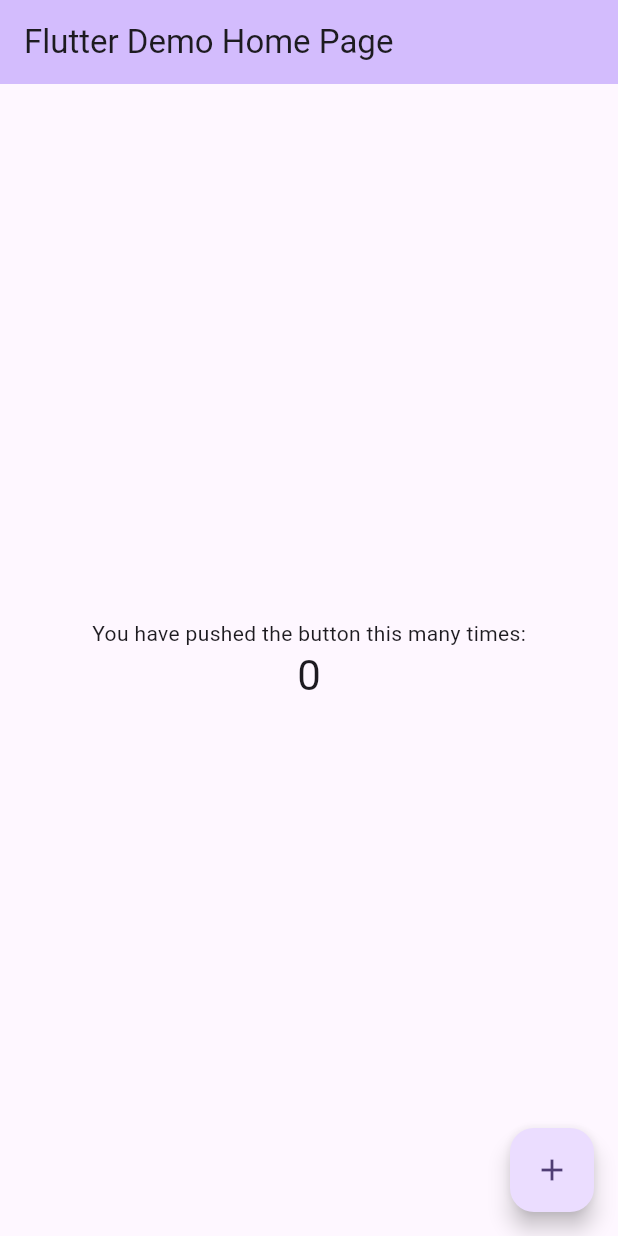
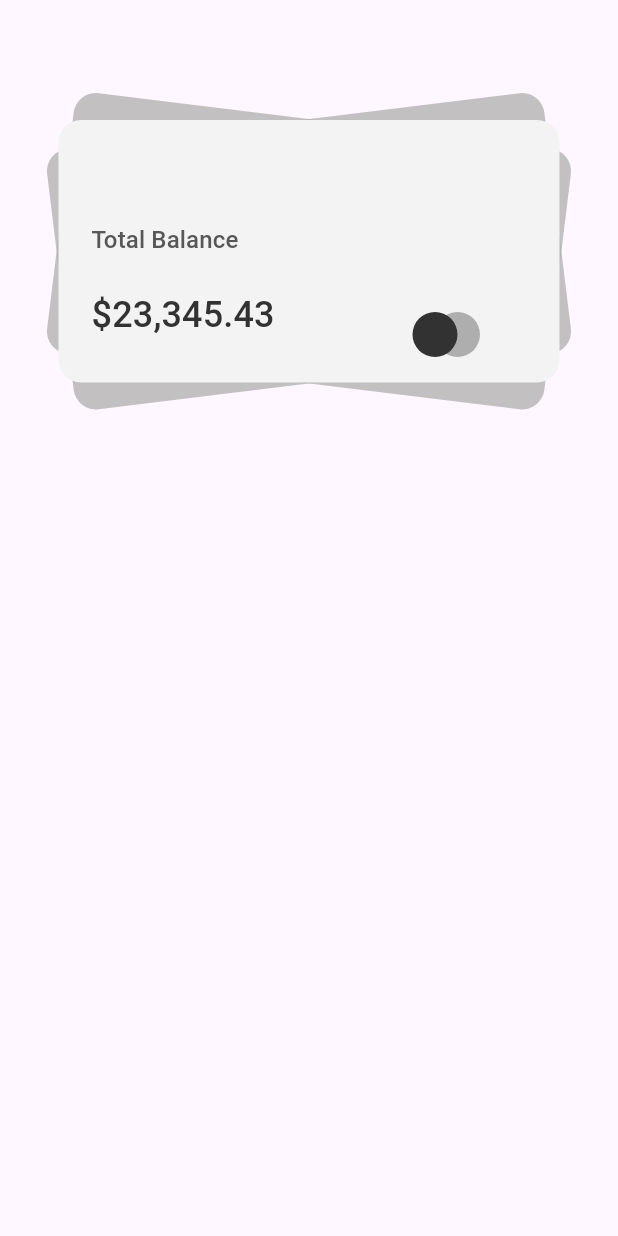
Before and after one commit to Deepak-10439/Expense-Tracker-Flutter-app, a Flutter app: the screen it shows after launch, on a phone screen of 412 x 824 dp. Run offline on Flutter 3.47's test engine with Material 3 defaults, Android fonts, the phone set to English and light mode, and no system bars.

Commit message:
Completed Card Frame layout

```diff
--- /dev/null
+++ b/lib/CardDetails.dart
@@ -0,0 +1,130 @@
+import 'package:flutter/material.dart';
+
+class CardFrame extends StatelessWidget {
+  final Color backgroundColor;
+  final double rotationZ;
+  final double width;
+  final double height;
+
+  const CardFrame({
+    Key? key,
+    required this.backgroundColor,
+    required this.rotationZ,
+    required this.width,
+    required this.height,
+  }) : super(key: key);
+
+  @override
+  Widget build(BuildContext context) {
+    return Transform.rotate(
+      angle: rotationZ * 3.14159 / 180, // Convert degrees to radians
+      child: Container(
+        width: width,
+        height: height,
+        decoration: BoxDecoration(
+          color: backgroundColor,
+          borderRadius: BorderRadius.circular(15),
+        ),
+        child: Stack(
+          children: [
+            const Positioned(
+              left: 22,
+              top: 20,
+              child: Text(
+                'Total Balance',
+                style: TextStyle(
+                  color: Color(0xFF575757),
+                  fontSize: 16,
+                  fontWeight: FontWeight.w500,
+                  letterSpacing: 0.1,
+                  height: 7.5,
+                ),
+              ),
+            ),
+            const Positioned(
+              left: 22,
+              top: 132,
+              child: Text(
+                '**** **** **** 1234',
+                style: TextStyle(
+                  color: Color(0xFF575757),
+                  fontSize: 16,
+                  fontWeight: FontWeight.w500,
+                  letterSpacing: 0.1,
+                  height: 7.5,
+                ),
+              ),
+            ),
+            const Positioned(
+              left: 22,
+              top: 50,
+              child: Text(
+                '\$23,345.43',
+                style: TextStyle(
+                  color: Color(0xFF323232),
+                  fontSize: 24,
+                  fontWeight: FontWeight.w500,
+                  letterSpacing: 0.1,
+                  height: 6.67,
+                ),
+              ),
+            ),
+            Positioned(
+              right: 53,
+              bottom: 17,
+              child: SizedBox(
+                width: 45,
+                height: 30,
+                child: Stack(
+                  children: [
+                    Positioned(
+                      right: 0,
+                      child: Container(
+                        width: 30,
+                        height: 30,
+                        decoration: BoxDecoration(
+                          shape: BoxShape.circle,
+                          color: Color(0xFF575757).withOpacity(0.44),
+                        ),
+                      ),
+                    ),
+                    Positioned(
+                      left: 0,
+                      child: Container(
+                        width: 30,
+                        height: 30,
+                        decoration: const BoxDecoration(
+                          shape: BoxShape.circle,
+                          color: Color(0xFF323232),
+                        ),
+                      ),
+                    ),
+                  ],
+                ),
+              ),
+            ),
+          ],
+        ),
+      ),
+    );
+  }
+}
+
+class CardBackgroundFrame1 extends StatelessWidget {
+  const CardBackgroundFrame1({super.key});
+
+  @override
+  Widget build(BuildContext context) {
+    return Transform.rotate(
+      angle: -7 * 3.14159 / 180, // Convert degrees to radians
+      child: Container(
+        width: 334,
+        height: 175,
+        decoration: BoxDecoration(
+          color: const Color(0xFFAFADAD).withOpacity(0.74),
+          borderRadius: BorderRadius.circular(15),
+        ),
+      ),
+    );
+  }
+}
--- /dev/null
+++ b/lib/HomeScreen.dart
@@ -0,0 +1,52 @@
+import 'package:flutter/material.dart';
+import 'CardDetails.dart';
+
+class HomeScreen extends StatelessWidget {
+  final Function(NavigatorState)? navController;
+
+  const HomeScreen({super.key, this.navController});
+
+  @override
+  Widget build(BuildContext context) {
+    return Scaffold(
+      body: Column(
+        children: [
+          const SizedBox(height: 80), // Spacer equivalent
+          Row(
+            children: [
+              Container(), // Empty Box equivalent
+            ],
+          ),
+          const Stack(
+            children: [
+              Positioned(
+                child: CardFrame(
+                  backgroundColor: const Color(0xBDAFADAD),
+                  rotationZ: 7.0,
+                  width: 334.0,
+                  height: 175.0,
+                ),
+              ),
+              Positioned(
+                child: CardFrame(
+                  backgroundColor: const Color(0xBDAFADAD),
+                  rotationZ: -7.0,
+                  width: 334.0,
+                  height: 175.0,
+                ),
+              ),
+              Positioned(
+                child: CardFrame(
+                  backgroundColor: const Color(0xFFF3F3F3),
+                  rotationZ: 0.0,
+                  width: 334.0,
+                  height: 175.0,
+                ),
+              ),
+            ],
+          ),
+        ],
+      ),
+    );
+  }
+}
--- a/lib/main.dart
+++ b/lib/main.dart
@@ -1,3 +1,4 @@
+import 'package:expense_tracker_flutter/HomeScreen.dart';
 import 'package:flutter/material.dart';
 
 void main() {
@@ -7,119 +8,14 @@ void main() {
 class MyApp extends StatelessWidget {
   const MyApp({super.key});
 
-  // This widget is the root of your application.
   @override
   Widget build(BuildContext context) {
     return MaterialApp(
-      title: 'Flutter Demo',
+      title: 'Expense Tracker',
       theme: ThemeData(
-        // This is the theme of your application.
-        //
-        // TRY THIS: Try running your application with "flutter run". You'll see
-        // the application has a purple toolbar. Then, without quitting the app,
-        // try changing the seedColor in the colorScheme below to Colors.green
-        // and then invoke "hot reload" (save your changes or press the "hot
-        // reload" button in a Flutter-supported IDE, or press "r" if you used
-        // the command line to start the app).
-        //
-        // Notice that the counter didn't reset back to zero; the application
-        // state is not lost during the reload. To reset the state, use hot
-        // restart instead.
-        //
-        // This works for code too, not just values: Most code changes can be
-        // tested with just a hot reload.
-        colorScheme: ColorScheme.fromSeed(seedColor: Colors.deepPurple),
-        useMaterial3: true,
+        primarySwatch: Colors.blue,
       ),
-      home: const MyHomePage(title: 'Flutter Demo Home Page'),
+      home: const HomeScreen(),
     );
   }
 }
-
-class MyHomePage extends StatefulWidget {
-  const MyHomePage({super.key, required this.title});
-
-  // This widget is the home page of your application. It is stateful, meaning
-  // that it has a State object (defined below) that contains fields that affect
-  // how it looks.
-
-  // This class is the configuration for the state. It holds the values (in this
-  // case the title) provided by the parent (in this case the App widget) and
-  // used by the build method of the State. Fields in a Widget subclass are
-  // always marked "final".
-
-  final String title;
-
-  @override
-  State<MyHomePage> createState() => _MyHomePageState();
-}
-
-class _MyHomePageState extends State<MyHomePage> {
-  int _counter = 0;
-
-  void _incrementCounter() {
-    setState(() {
-      // This call to setState tells the Flutter framework that something has
-      // changed in this State, which causes it to rerun the build method below
-      // so that the display can reflect the updated values. If we changed
-      // _counter without calling setState(), then the build method would not be
-      // called again, and so nothing would appear to happen.
-      _counter++;
-    });
-  }
-
-  @override
-  Widget build(BuildContext context) {
-    // This method is rerun every time setState is called, for instance as done
-    // by the _incrementCounter method above.
-    //
-    // The Flutter framework has been optimized to make rerunning build methods
-    // fast, so that you can just rebuild anything that needs updating rather
-    // than having to individually change instances of widgets.
-    return Scaffold(
-      appBar: AppBar(
-        // TRY THIS: Try changing the color here to a specific color (to
-        // Colors.amber, perhaps?) and trigger a hot reload to see the AppBar
-        // change color while the other colors stay the same.
-        backgroundColor: Theme.of(context).colorScheme.inversePrimary,
-        // Here we take the value from the MyHomePage object that was created by
-        // the App.build method, and use it to set our appbar title.
-        title: Text(widget.title),
-      ),
-      body: Center(
-        // Center is a layout widget. It takes a single child and positions it
-        // in the middle of the parent.
-        child: Column(
-          // Column is also a layout widget. It takes a list of children and
-          // arranges them vertically. By default, it sizes itself to fit its
-          // children horizontally, and tries to be as tall as its parent.
-          //
-          // Column has various properties to control how it sizes itself and
-          // how it positions its children. Here we use mainAxisAlignment to
-          // center the children vertically; the main axis here is the vertical
-          // axis because Columns are vertical (the cross axis would be
-          // horizontal).
-          //
-          // TRY THIS: Invoke "debug painting" (choose the "Toggle Debug Paint"
-          // action in the IDE, or press "p" in the console), to see the
-          // wireframe for each widget.
-          mainAxisAlignment: MainAxisAlignment.center,
-          children: <Widget>[
-            const Text(
-              'You have pushed the button this many times:',
-            ),
-            Text(
-              '$_counter',
-              style: Theme.of(context).textTheme.headlineMedium,
-            ),
-          ],
-        ),
-      ),
-      floatingActionButton: FloatingActionButton(
-        onPressed: _incrementCounter,
-        tooltip: 'Increment',
-        child: const Icon(Icons.add),
-      ), // This trailing comma makes auto-formatting nicer for build methods.
-    );
-  }
-}
```
